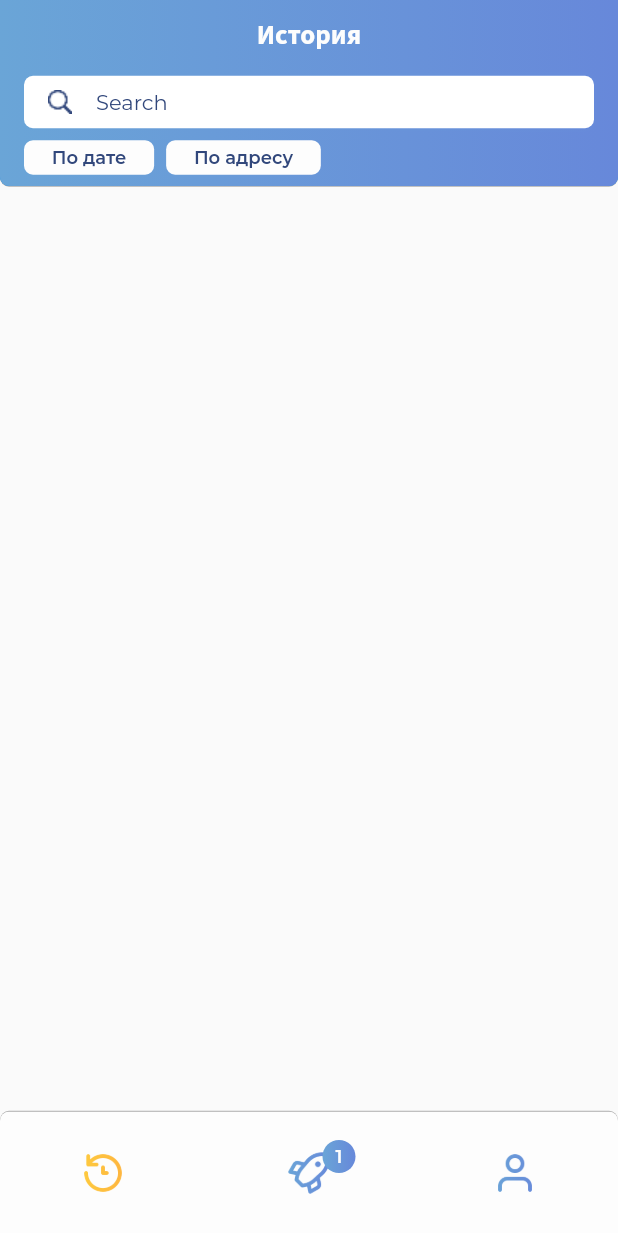
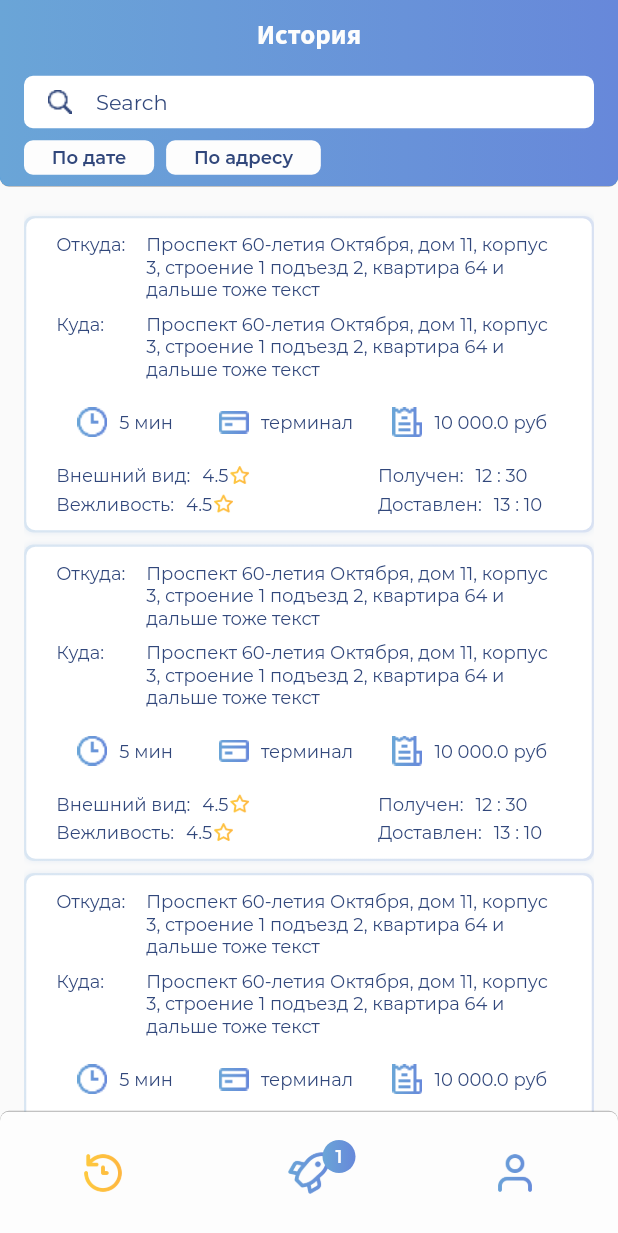
Before and after one commit to Engine-studio/topgo, a Flutter app: the screen it shows after launch, on a phone screen of 412 x 824 dp. Shown: the top 1233 px of the screen. Run offline on Flutter 3.47's test engine with Material 2 defaults, Android fonts, the phone set to English and light mode, and no system bars; our stand-ins replace animated_splash_screen; missing offline and left inert: flutter_picker.

Commit message:
courier history page && function folder && some reusable widgets

```diff
--- /dev/null
+++ b/lib/functions/money_string.dart
@@ -0,0 +1,11 @@
+String moneyString(double sum, {int fix = 2}) {
+  String str = sum.toStringAsFixed(fix);
+  int len = str.length;
+  int slice = fix > 0 ? fix + 1 : 0;
+  String floating = str.substring(len - slice);
+  str = str.substring(0, len - slice);
+  int amount = (3 - (len - slice) % 3) % 3;
+  for (int i = 0; i < amount; i++) str = '0' + str;
+  str = str.replaceAllMapped(RegExp(r".{3}"), (match) => " ${match.group(0)}");
+  return '${str.substring(amount + 1)}$floating руб';
+}
--- /dev/null
+++ b/lib/functions/time_string.dart
@@ -0,0 +1,5 @@
+String timeString(List<int> time) {
+  return '${time[0] < 10 ? "0${time[0]}" : time[0]}' +
+      ' : ' +
+      '${time[1] < 10 ? "0${time[1]}" : time[1]}';
+}
--- /dev/null
+++ b/lib/models/courier_history.dart
@@ -0,0 +1,79 @@
+class CourierHistoryItem {
+  String from;
+  String to;
+  int time;
+  String payment;
+  double sum;
+  double viewPoint, behaviorPoint;
+  List<int> timeFrom;
+  List<int> timeTo;
+
+  CourierHistoryItem({
+    required this.from,
+    required this.to,
+    required this.time,
+    required this.payment,
+    required this.sum,
+    required this.viewPoint,
+    required this.behaviorPoint,
+    required this.timeFrom,
+    required this.timeTo,
+  });
+
+  List<CourierHistoryItem> get example {
+    return [
+      CourierHistoryItem(
+        from: 'Проспект 60-летия Октября, дом 11, корпус 3, строение 1 ' +
+            'подъезд 2, квартира 64 и дальше тоже текст',
+        to: 'Проспект 60-летия Октября, дом 11, корпус 3, строение 1 ' +
+            'подъезд 2, квартира 64 и дальше тоже текст',
+        time: 5,
+        payment: 'терминал',
+        sum: 10000,
+        viewPoint: 4.5,
+        behaviorPoint: 4.5,
+        timeFrom: [12, 30],
+        timeTo: [13, 10],
+      ),
+      CourierHistoryItem(
+        from: 'Проспект 60-летия Октября, дом 11, корпус 3, строение 1 ' +
+            'подъезд 2, квартира 64 и дальше тоже текст',
+        to: 'Проспект 60-летия Октября, дом 11, корпус 3, строение 1 ' +
+            'подъезд 2, квартира 64 и дальше тоже текст',
+        time: 5,
+        payment: 'терминал',
+        sum: 10000,
+        viewPoint: 4.5,
+        behaviorPoint: 4.5,
+        timeFrom: [12, 30],
+        timeTo: [13, 10],
+      ),
+      CourierHistoryItem(
+        from: 'Проспект 60-летия Октября, дом 11, корпус 3, строение 1 ' +
+            'подъезд 2, квартира 64 и дальше тоже текст',
+        to: 'Проспект 60-летия Октября, дом 11, корпус 3, строение 1 ' +
+            'подъезд 2, квартира 64 и дальше тоже текст',
+        time: 5,
+        payment: 'терминал',
+        sum: 10000,
+        viewPoint: 4.5,
+        behaviorPoint: 4.5,
+        timeFrom: [12, 30],
+        timeTo: [13, 10],
+      ),
+      CourierHistoryItem(
+        from: 'Проспект 60-летия Октября, дом 11, корпус 3, строение 1 ' +
+            'подъезд 2, квартира 64 и дальше тоже текст',
+        to: 'Проспект 60-летия Октября, дом 11, корпус 3, строение 1 ' +
+            'подъезд 2, квартира 64 и дальше тоже текст',
+        time: 5,
+        payment: 'терминал',
+        sum: 10000,
+        viewPoint: 4.5,
+        behaviorPoint: 4.5,
+        timeFrom: [12, 30],
+        timeTo: [13, 10],
+      ),
+    ];
+  }
+}
--- a/lib/pages/courier/history.dart
+++ b/lib/pages/courier/history.dart
@@ -1,10 +1,37 @@
 import 'package:flutter/widgets.dart';
+import 'package:topgo/models/courier_history.dart';
+import 'package:topgo/widgets/courier/history_card.dart';
 
 class CourierHistoryTab extends StatelessWidget {
   const CourierHistoryTab({Key? key}) : super(key: key);
 
   @override
   Widget build(BuildContext context) {
-    return Container();
+    return Padding(
+      padding: const EdgeInsets.symmetric(horizontal: 16),
+      child: SingleChildScrollView(
+        child: Column(
+          children: [
+            SizedBox(height: 16),
+            ...CourierHistoryItem(
+              from: 'Проспект 60-летия Октября, дом 11, корпус 3, строение 1 ' +
+                  'подъезд 2, квартира 64 и дальше тоже текст',
+              to: 'Проспект 60-летия Октября, дом 11, корпус 3, строение 1 ' +
+                  'подъезд 2, квартира 64 и дальше тоже текст',
+              time: 5,
+              payment: 'терминал',
+              sum: 10000,
+              viewPoint: 4.5,
+              behaviorPoint: 4.5,
+              timeFrom: [12, 30],
+              timeTo: [13, 10],
+            ).example.map(
+                  (item) => HistoryCard(item: item),
+                ),
+            SizedBox(height: 16),
+          ],
+        ),
+      ),
+    );
   }
 }
--- /dev/null
+++ b/lib/widgets/courier/address_holder.dart
@@ -0,0 +1,26 @@
+import 'package:flutter/widgets.dart';
+import 'package:topgo/styles.dart';
+
+class AddressHolder extends StatelessWidget {
+  final String dist, address;
+  const AddressHolder({
+    Key? key,
+    required this.dist,
+    required this.address,
+  }) : super(key: key);
+
+  @override
+  Widget build(BuildContext context) {
+    return Row(
+      children: [
+        Container(
+          width: 60,
+          height: 45,
+          alignment: Alignment.topLeft,
+          child: Text(dist, style: TxtStyle.smallText),
+        ),
+        Expanded(child: Text(address, style: TxtStyle.smallText)),
+      ],
+    );
+  }
+}
--- /dev/null
+++ b/lib/widgets/courier/history_card.dart
@@ -0,0 +1,97 @@
+import 'package:flutter/widgets.dart';
+import 'package:topgo/functions/time_string.dart';
+import 'package:topgo/models/courier_history.dart';
+import 'package:topgo/styles.dart';
+import 'package:topgo/widgets/border_box.dart';
+import 'package:topgo/widgets/courier/address_holder.dart';
+import 'package:topgo/widgets/courier/order_info_holder.dart';
+import 'package:topgo/widgets/courier/star_holder.dart';
+
+class HistoryCard extends StatelessWidget {
+  final CourierHistoryItem item;
+  const HistoryCard({Key? key, required this.item}) : super(key: key);
+
+  @override
+  Widget build(BuildContext context) {
+    return Padding(
+      padding: const EdgeInsets.symmetric(vertical: 4),
+      child: BorderBox(
+        height: 208,
+        child: Padding(
+          padding: const EdgeInsets.symmetric(vertical: 10, horizontal: 20),
+          child: Column(
+            children: [
+              AddressHolder(dist: 'Откуда:', address: item.from),
+              SizedBox(height: 8),
+              AddressHolder(dist: 'Куда:', address: item.to),
+              SizedBox(height: 18),
+              OrderInfoHolder(
+                time: item.time,
+                payment: item.payment,
+                sum: item.sum,
+              ),
+              SizedBox(height: 18),
+              Row(
+                children: [
+                  Flexible(
+                    flex: 6,
+                    child: Row(
+                      children: [
+                        Text('Внешний вид:', style: TxtStyle.smallText),
+                        SizedBox(width: 8),
+                        StarHolder(rating: item.viewPoint),
+                      ],
+                    ),
+                  ),
+                  Spacer(),
+                  Flexible(
+                    flex: 4,
+                    child: Row(
+                      children: [
+                        Text('Получен:', style: TxtStyle.smallText),
+                        SizedBox(width: 8),
+                        Text(
+                          timeString(item.timeFrom),
+                          style: TxtStyle.smallText,
+                        ),
+                      ],
+                    ),
+                  ),
+                ],
+              ),
+              SizedBox(height: 4),
+              Row(
+                children: [
+                  Flexible(
+                    flex: 6,
+                    child: Row(
+                      children: [
+                        Text('Вежливость:', style: TxtStyle.smallText),
+                        SizedBox(width: 8),
+                        StarHolder(rating: item.behaviorPoint),
+                      ],
+                    ),
+                  ),
+                  Spacer(),
+                  Flexible(
+                    flex: 4,
+                    child: Row(
+                      children: [
+                        Text('Доставлен:', style: TxtStyle.smallText),
+                        SizedBox(width: 8),
+                        Text(
+                          timeString(item.timeTo),
+                          style: TxtStyle.smallText,
+                        ),
+                      ],
+                    ),
+                  ),
+                ],
+              ),
+            ],
+          ),
+        ),
+      ),
+    );
+  }
+}
--- a/lib/widgets/courier/money_holder.dart
+++ b/lib/widgets/courier/money_holder.dart
@@ -1,17 +1,7 @@
 import 'package:flutter/widgets.dart';
+import 'package:topgo/functions/money_string.dart';
 import 'package:topgo/styles.dart';
 import 'package:topgo/widgets/border_box.dart';
-
-String moneyString(double sum) {
-  String str = sum.toStringAsFixed(2);
-  int len = str.length;
-  String floating = str.substring(len - 3);
-  str = str.substring(0, len - 3);
-  int amount = (3 - len % 3) % 3;
-  for (int i = 0; i < amount; i++) str = '0' + str;
-  str = str.replaceAllMapped(RegExp(r".{3}"), (match) => " ${match.group(0)}");
-  return '${str.substring(amount + 1)}$floating руб';
-}
 
 class MoneyHolder extends StatelessWidget {
   final String text;
--- /dev/null
+++ b/lib/widgets/courier/order_info_holder.dart
@@ -0,0 +1,89 @@
+import 'package:flutter/widgets.dart';
+import 'package:topgo/functions/money_string.dart';
+import 'package:topgo/styles.dart';
+
+class OrderInfoHolder extends StatelessWidget {
+  final int time;
+  final String payment;
+  final double sum;
+  const OrderInfoHolder({
+    Key? key,
+    required this.time,
+    required this.payment,
+    required this.sum,
+  }) : super(key: key);
+
+  @override
+  Widget build(BuildContext context) {
+    return Row(
+      children: [
+        Flexible(
+          flex: 3,
+          child: Row(
+            mainAxisAlignment: MainAxisAlignment.center,
+            children: [
+              ShaderMask(
+                shaderCallback: (bounds) =>
+                    GrdStyle().panelGradient(context).createShader(bounds),
+                child: Image(
+                  image: ResizeImage(
+                    AssetImage('assets/icons/time.png'),
+                    width: 20,
+                    height: 20,
+                  ),
+                  color: Color(0xFFFFFFFF),
+                ),
+              ),
+              SizedBox(width: 8),
+              Text('$time мин', style: TxtStyle.smallText),
+            ],
+          ),
+        ),
+        Flexible(
+          flex: 4,
+          child: Row(
+            mainAxisAlignment: MainAxisAlignment.center,
+            children: [
+              ShaderMask(
+                shaderCallback: (bounds) =>
+                    GrdStyle().panelGradient(context).createShader(bounds),
+                child: Image(
+                  image: ResizeImage(
+                    AssetImage('assets/icons/payment.png'),
+                    width: 20,
+                    height: 15,
+                  ),
+                  color: Color(0xFFFFFFFF),
+                ),
+              ),
+              SizedBox(width: 8),
+              Text(payment, style: TxtStyle.smallText),
+            ],
+          ),
+        ),
+        Flexible(
+          flex: 4,
+          child: Row(
+            mainAxisAlignment: MainAxisAlignment.center,
+            children: [
+              ShaderMask(
+                shaderCallback: (bounds) =>
+                    GrdStyle().panelGradient(context).createShader(bounds),
+                child: Image(
+                  image: ResizeImage(
+                    AssetImage('assets/icons/receipt.png'),
+                    width: 20,
+                    height: 20,
+                  ),
+                  color: Color(0xFFFFFFFF),
+                ),
+              ),
+              SizedBox(width: 8),
+              Text(moneyString(sum, fix: 1), style: TxtStyle.smallText),
+            ],
+          ),
+        ),
+      ],
+    );
+  }
+}
--- a/lib/widgets/courier/profile_card.dart
+++ b/lib/widgets/courier/profile_card.dart
@@ -2,6 +2,7 @@ import 'package:flutter/widgets.dart';
 import 'package:topgo/styles.dart';
 import 'package:topgo/widgets/border_box.dart';
 import 'package:topgo/widgets/courier/profile_photo.dart';
+import 'package:topgo/widgets/courier/star_holder.dart';
 
 class ProfileCard extends StatelessWidget {
   final String surname, name, patronymic, phone;
@@ -36,21 +37,7 @@ class ProfileCard extends StatelessWidget {
                   Spacer(flex: 3),
                   Text('$phone', style: TxtStyle.smallText),
                   Spacer(flex: 2),
-                  Row(
-                    children: [
-                      Text('$rating', style: TxtStyle.smallText),
-                      ShaderMask(
-                        shaderCallback: (bounds) =>
-                            GrdStyle.select.createShader(bounds),
-                        child: Image.asset(
-                          'assets/icons/star.png',
-                          width: 15,
-                          height: 15,
-                          color: Color(0xFFFFFFFF),
-                        ),
-                      )
-                    ],
-                  ),
+                  StarHolder(rating: rating),
                 ],
               ),
             ),
--- /dev/null
+++ b/lib/widgets/courier/star_holder.dart
@@ -0,0 +1,25 @@
+import 'package:flutter/widgets.dart';
+import 'package:topgo/styles.dart';
+
+class StarHolder extends StatelessWidget {
+  final double rating;
+  const StarHolder({Key? key, required this.rating}) : super(key: key);
+
+  @override
+  Widget build(BuildContext context) {
+    return Row(
+      children: [
+        Text('$rating', style: TxtStyle.smallText),
+        ShaderMask(
+          shaderCallback: (bounds) => GrdStyle.select.createShader(bounds),
+          child: Image.asset(
+            'assets/icons/star.png',
+            width: 15,
+            height: 15,
+            color: Color(0xFFFFFFFF),
+          ),
+        )
+      ],
+    );
+  }
+}
--- a/lib/widgets/courier/time_holder.dart
+++ b/lib/widgets/courier/time_holder.dart
@@ -1,4 +1,5 @@
 import 'package:flutter/widgets.dart';
+import 'package:topgo/functions/time_string.dart';
 import 'package:topgo/styles.dart';
 import 'package:topgo/widgets/border_box.dart';
 import 'package:topgo/widgets/time_picker.dart';
@@ -52,12 +53,7 @@ class _TimeHolderState extends State<TimeHolder> {
                 width: 79,
                 height: 44,
                 child: Center(
-                  child: Text(
-                    '${time[0] < 10 ? "0${time[0]}" : time[0]}' +
-                        ' : ' +
-                        '${time[1] < 10 ? "0${time[1]}" : time[1]}',
-                    style: TxtStyle.mainHeader,
-                  ),
+                  child: Text(timeString(time), style: TxtStyle.mainHeader),
                 ),
               ),
             ),
```
Also changed, not shown: assets/icons/payment.png (added), assets/icons/receipt.png (added), assets/icons/time.png (added).
